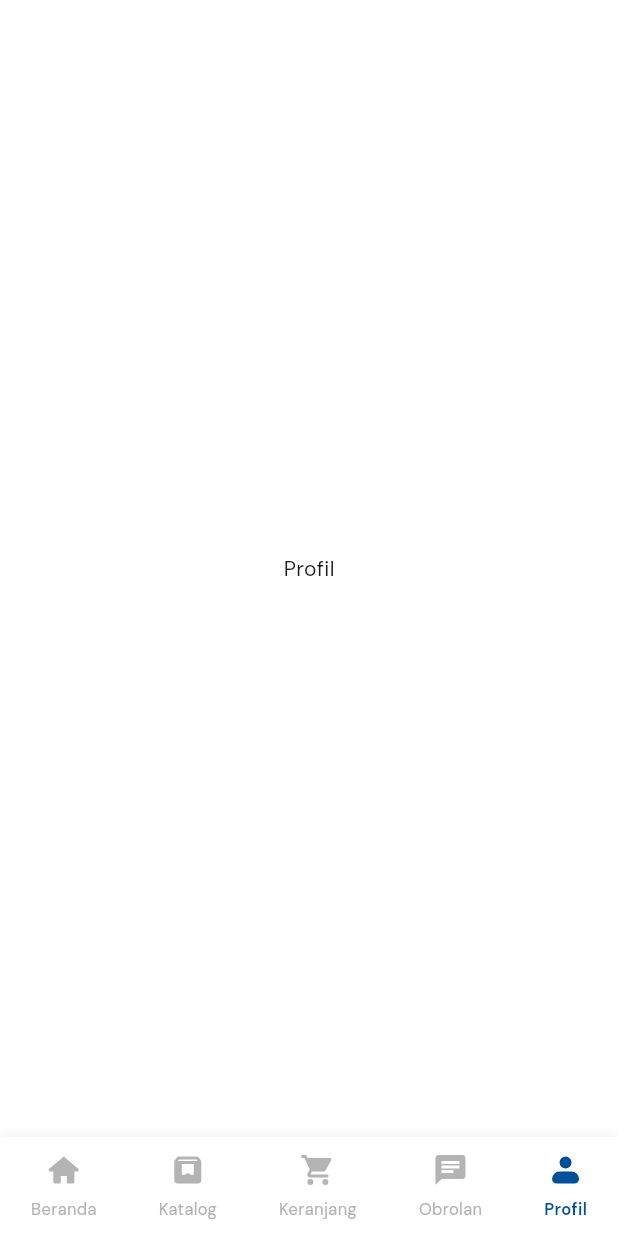
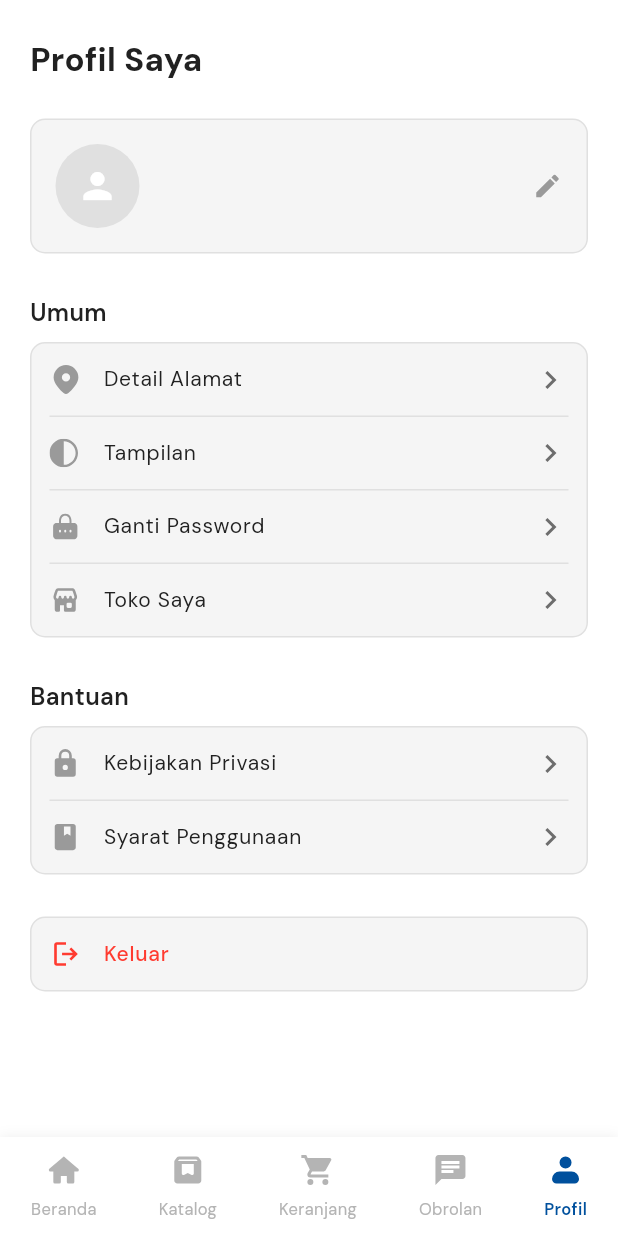
Before and after one commit to RayhanLauzzadani/abc-project, a Flutter app: the HomePage screen opened directly, item 5 of the bottom bar chosen, on a phone screen of 412 x 824 dp. Run offline on Flutter 3.47's test engine with Material 3 defaults, Android fonts, the phone set to English and light mode, and no system bars; our stand-ins replace cloud_firestore, firebase_auth, firebase_core, flutter_svg, google_fonts, google_sign_in and 1 more; accounts and stored records are empty.

Commit message:
feat : profil buyer

```diff
--- a/lib/buyer/data/services/user_service.dart
+++ b/lib/buyer/data/services/user_service.dart
@@ -0,0 +1,19 @@
+import 'package:cloud_firestore/cloud_firestore.dart';
+import '../models/user.dart';
+
+class UserService {
+  final _firestore = FirebaseFirestore.instance;
+
+  Future<UserModel?> getUserById(String uid) async {
+    try {
+      final doc = await _firestore.collection('users').doc(uid).get();
+      if (doc.exists) {
+        return UserModel.fromMap(doc.id, doc.data()!);
+      }
+      return null;
+    } catch (e) {
+      print('Error fetching user: $e');
+      return null;
+    }
+  }
+}
--- a/lib/buyer/features/home/home_page_buyer.dart
+++ b/lib/buyer/features/home/home_page_buyer.dart
@@ -9,6 +9,7 @@ import 'package:abc_e_mart/buyer/features/product/product_card.dart';
 import 'package:abc_e_mart/buyer/features/store/store_detail_page.dart';
 import 'package:abc_e_mart/buyer/features/favorite/favorite_page.dart';
 import 'package:abc_e_mart/buyer/data/dummy/dummy_data.dart';
+import '../profile/profile_page.dart';
 
 class HomePage extends StatefulWidget {
   const HomePage({super.key});
@@ -25,7 +26,7 @@ class _HomePageState extends State<HomePage> {
     const Center(child: Text("Katalog")),
     const Center(child: Text("Keranjang")),
     const Center(child: Text("Obrolan")),
-    const Center(child: Text("Profil")),
+    const ProfilePage(), // Ini!
   ];
 
   @override
--- a/lib/buyer/features/profile/profile_page.dart
+++ b/lib/buyer/features/profile/profile_page.dart
@@ -0,0 +1,234 @@
+import 'package:flutter/material.dart';
+import 'package:flutter_svg/flutter_svg.dart';
+import 'package:google_fonts/google_fonts.dart';
+import 'package:firebase_auth/firebase_auth.dart';
+import '../../data/services/user_service.dart';
+import '../../data/models/user.dart';
+
+class ProfilePage extends StatefulWidget {
+  const ProfilePage({super.key});
+
+  @override
+  State<ProfilePage> createState() => _ProfilePageState();
+}
+
+class _ProfilePageState extends State<ProfilePage> {
+  final UserService _userService = UserService();
+  UserModel? _userModel;
+  bool _isLoading = true;
+
+  @override
+  void initState() {
+    super.initState();
+    _fetchUserData();
+  }
+
+  Future<void> _fetchUserData() async {
+    final currentUser = FirebaseAuth.instance.currentUser;
+    if (currentUser != null) {
+      final user = await _userService.getUserById(currentUser.uid);
+      setState(() {
+        _userModel = user;
+        _isLoading = false;
+      });
+    }
+  }
+
+  @override
+  Widget build(BuildContext context) {
+    return Scaffold(
+      backgroundColor: Colors.white,
+      body: _isLoading
+          ? const Center(child: CircularProgressIndicator())
+          : SafeArea(
+              child: SingleChildScrollView(
+                padding: const EdgeInsets.symmetric(horizontal: 20, vertical: 24),
+                child: Column(
+                  crossAxisAlignment: CrossAxisAlignment.start,
+                  children: [
+                    Text(
+                      "Profil Saya",
+                      style: GoogleFonts.dmSans(
+                        fontSize: 22,
+                        fontWeight: FontWeight.bold,
+                        color: const Color(0xFF212121),
+                      ),
+                    ),
+                    const SizedBox(height: 24),
+                    Container(
+                      padding: const EdgeInsets.all(16),
+                      decoration: BoxDecoration(
+                        color: const Color(0xFFF5F5F5),
+                        borderRadius: BorderRadius.circular(10),
+                        border: Border.all(color: const Color(0xFFE0E0E0)),
+                      ),
+                      child: Row(
+                        children: [
+                          const CircleAvatar(
+                            radius: 28,
+                            backgroundColor: Color(0xFFE0E0E0),
+                            child: Icon(Icons.person, color: Colors.white, size: 28),
+                          ),
+                          const SizedBox(width: 16),
+                          Expanded(
+                            child: Column(
+                              crossAxisAlignment: CrossAxisAlignment.start,
+                              children: [
+                                Text(
+                                  _userModel?.name ?? "-",
+                                  style: GoogleFonts.dmSans(
+                                    fontSize: 16,
+                                    fontWeight: FontWeight.w600,
+                                    color: const Color(0xFF212121),
+                                  ),
+                                ),
+                                const SizedBox(height: 4),
+                                Text(
+                                  FirebaseAuth.instance.currentUser?.email ?? "-",
+                                  style: GoogleFonts.dmSans(
+                                    fontSize: 14,
+                                    color: const Color(0xFF6D6D6D),
+                                  ),
+                                ),
+                              ],
+                            ),
+                          ),
+                          SvgPicture.asset(
+                            'assets/icons/edit.svg',
+                            width: 20,
+                            height: 20,
+                            color: const Color(0xFF9A9A9A),
+                          ),
+                        ],
+                      ),
+                    ),
+                    const SizedBox(height: 28),
+                    _buildSectionTitle("Umum"),
+                    _buildOptionCard([
+                      _buildListTile('location.svg', "Detail Alamat", size: 22),
+                      _buildDivider(),
+                      _buildListTile('tampilan.svg', "Tampilan", size: 19), // diperbesar sedikit
+                      _buildDivider(),
+                      _buildListTile('lock.svg', "Ganti Password", size: 21),
+                      _buildDivider(),
+                      _buildListTile('store.svg', "Toko Saya", size: 21),
+                    ]),
+                    const SizedBox(height: 28),
+                    _buildSectionTitle("Bantuan"),
+                    _buildOptionCard([
+                      _buildListTile('policy.svg', "Kebijakan Privasi", size: 21),
+                      _buildDivider(),
+                      _buildListTile('syarat.svg', "Syarat Penggunaan", size: 21),
+                    ]),
+                    const SizedBox(height: 28),
+                    _buildOptionCard([
+                      ListTile(
+                        onTap: () async {
+                          await FirebaseAuth.instance.signOut();
+                          if (context.mounted) {
+                            Navigator.of(context).pushNamedAndRemoveUntil('/login', (route) => false);
+                          }
+                        },
+                        leading: SizedBox(
+                          width: 22,
+                          height: 22,
+                          child: Align(
+                            alignment: Alignment.center,
+                            child: SvgPicture.asset(
+                              'assets/icons/logout.svg',
+                              width: 21,
+                              height: 21,
+                              color: const Color(0xFFFF3B30),
+                            ),
+                          ),
+                        ),
+                        title: Text(
+                          "Keluar",
+                          style: GoogleFonts.dmSans(
+                            fontSize: 14,
+                            fontWeight: FontWeight.w500,
+                            color: const Color(0xFFFF3B30),
+                          ),
+                        ),
+                        contentPadding: const EdgeInsets.symmetric(horizontal: 12),
+                        dense: true,
+                        horizontalTitleGap: 12,
+                      ),
+                    ]),
+                  ],
+                ),
+              ),
+            ),
+    );
+  }
+
+  Widget _buildSectionTitle(String title) {
+    return Column(
+      crossAxisAlignment: CrossAxisAlignment.start,
+      children: [
+        Text(
+          title,
+          style: GoogleFonts.dmSans(
+            fontSize: 16,
+            fontWeight: FontWeight.w600,
+            color: const Color(0xFF212121),
+          ),
+        ),
+        const SizedBox(height: 8),
+      ],
+    );
+  }
+
+  Widget _buildOptionCard(List<Widget> children) {
+    return Container(
+      decoration: BoxDecoration(
+        color: const Color(0xFFF5F5F5),
+        borderRadius: BorderRadius.circular(10),
+        border: Border.all(color: const Color(0xFFE0E0E0)),
+      ),
+      child: Column(
+        children: children,
+      ),
+    );
+  }
+
+  Widget _buildDivider() {
+    return const Divider(
+      height: 1,
+      thickness: 1,
+      color: Color(0xFFE0E0E0),
+      indent: 12,
+      endIndent: 12,
+    );
+  }
+
+  Widget _buildListTile(String iconAsset, String text, {double size = 22, VoidCallback? onTap}) {
+    return ListTile(
+      onTap: onTap,
+      leading: SizedBox(
+        width: size,
+        height: size,
+        child: Align(
+          alignment: Alignment.center,
+          child: SvgPicture.asset(
+            'assets/icons/$iconAsset',
+            width: size,
+            height: size,
+            color: const Color(0xFF9A9A9A),
+          ),
+        ),
+      ),
+      title: Text(
+        text,
+        style: GoogleFonts.dmSans(
+          fontSize: 14,
+          color: const Color(0xFF212121),
+        ),
+      ),
+      trailing: const Icon(Icons.chevron_right, color: Color(0xFF6D6D6D)),
+      contentPadding: const EdgeInsets.symmetric(horizontal: 12),
+      dense: true,
+      horizontalTitleGap: 12,
+    );
+  }
+}
--- a/lib/main.dart
+++ b/lib/main.dart
@@ -4,9 +4,6 @@ import 'package:flutter/foundation.dart' show kIsWeb;
 import 'firebase_options.dart';
 import 'package:google_fonts/google_fonts.dart';
 import 'buyer/features/home/splash_screen.dart';
-// import 'package:abc_e_mart/buyer/features/store/store_detail_page.dart';
-// import 'package:abc_e_mart/buyer/features/home/home_page_buyer.dart';
-import 'package:abc_e_mart/seller/features/home/home_page_seller.dart';
 
 void main() async {
   WidgetsFlutterBinding.ensureInitialized();
@@ -34,12 +31,7 @@ class MyApp extends StatelessWidget {
         textTheme: GoogleFonts.dmSansTextTheme(),
         scaffoldBackgroundColor: Colors.white,
       ),
-      // home: const SplashScreen(),
-      // home: const StoreDetailPage(),
-      // home: HomePage(),
-      home: const HomePageSeller(),
-
-
+      home: const SplashScreen(),
     );
   }
 }
```
Also changed, not shown: assets/icons/edit.svg (added), assets/icons/location.svg (added), assets/icons/lock.svg (added), assets/icons/logout.svg (added), assets/icons/policy.svg (added), assets/icons/syarat.svg (added), assets/icons/tampilan.svg (added).
